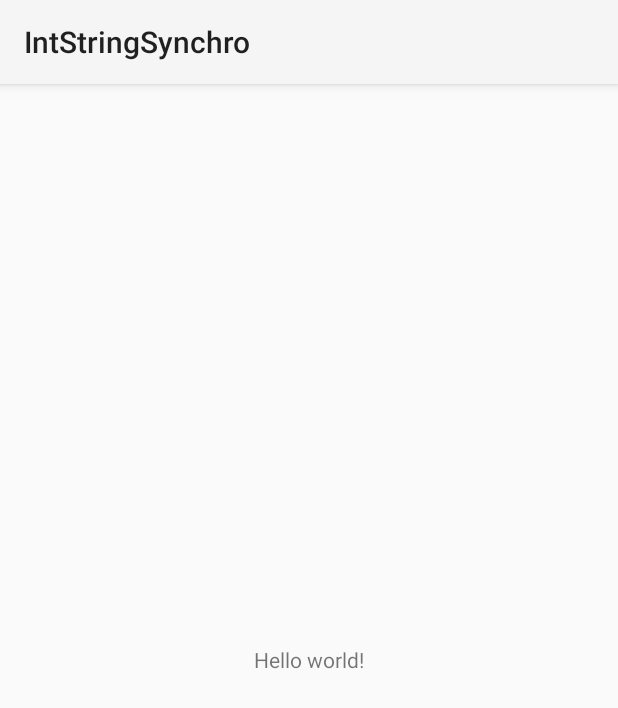
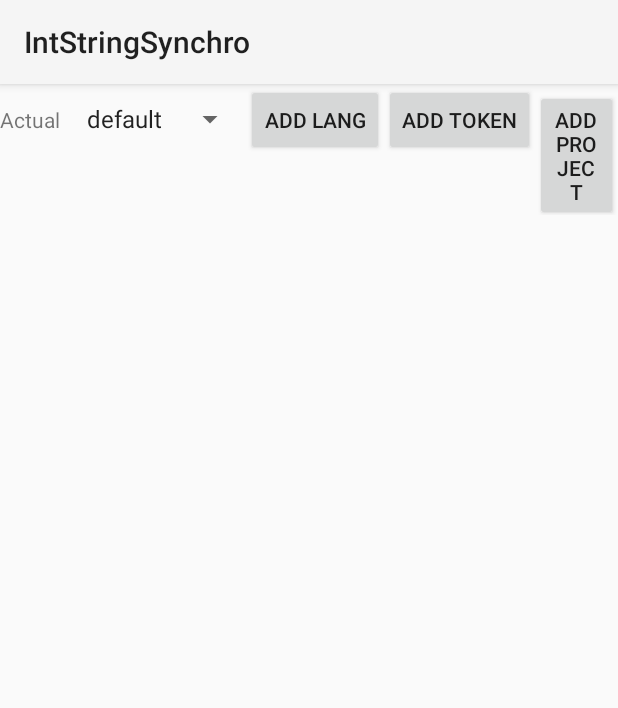
Before and after one commit to nohkumado/intstringsynchro, an Android app: the screen it shows after launch (MainActivity), on a phone screen of 412 x 824 dp. Shown: the top 708 px of the screen. Run offline under Robolectric (Android 15) with nearby library versions, the phone set to English and light mode, and no system bars.

Commit message:
starting the history....

```diff
--- /dev/null
+++ b/app/src/main/java/com/nohkumado/intstringsynchro/LangSpinnerItemSelected.java
@@ -0,0 +1,23 @@
+package com.nohkumado.intstringsynchro;
+
+import android.view.*;
+import android.widget.*;
+import android.widget.AdapterView.*;
+
+public class LangSpinnerItemSelected implements OnItemSelectedListener
+{
+
+  public void onItemSelected(AdapterView<?> parent, View view, int pos, long id)
+  {
+    Toast.makeText(parent.getContext(),
+                   "OnItemSelectedListener : " + parent.getItemAtPosition(pos).toString(),
+                   Toast.LENGTH_SHORT).show();
+  }
+
+  @Override
+  public void onNothingSelected(AdapterView<?> arg0)
+  {
+    // TODO Auto-generated method stub
+  }
+
+}
--- a/app/src/main/java/com/nohkumado/intstringsynchro/MainActivity.java
+++ b/app/src/main/java/com/nohkumado/intstringsynchro/MainActivity.java
@@ -2,13 +2,75 @@ package com.nohkumado.intstringsynchro;
 
 import android.app.*;
 import android.os.*;
+import android.view.*;
+import android.view.View.*;
+import android.widget.*;
+import java.util.*;
 
-public class MainActivity extends Activity
+public class MainActivity extends Activity implements OnClickListener, DialogFragAddLang.AddLangDialogListener
 {
-    @Override
-    protected void onCreate(Bundle savedInstanceState)
+
+  Spinner langSpin;
+  Button addLang;
+  private String m_Text = "";
+  ArrayList<String> langList;
+
+  @Override
+  protected void onCreate(Bundle savedInstanceState)
+  {
+    super.onCreate(savedInstanceState);
+    setContentView(R.layout.main);
+    langSpin = (Spinner) findViewById(R.id.lang_selector);
+    langList = new ArrayList<String>();
+    langList.add("default");
+    langList.add("de");
+    langList.add("fr");
+    ArrayAdapter<String> dataAdapter = new ArrayAdapter<String>(this,
+                                                                android.R.layout.simple_spinner_item, langList);
+    dataAdapter.setDropDownViewResource(android.R.layout.simple_spinner_dropdown_item);
+    langSpin.setAdapter(dataAdapter);
+    langSpin.setOnItemSelectedListener(new LangSpinnerItemSelected());
+
+    addLang = (Button) findViewById(R.id.addLangBut);
+    addLang.setOnClickListener(this);
+  }//protected void onCreate(Bundle savedInstanceState)
+
+  public String getLang()
+  {
+    if (langSpin != null) return String.valueOf(langSpin.getSelectedItem());
+    return("default");
+  }//public String getLang()
+
+
+  @Override
+  public void onClick(View p1)
+  {
+    if (p1 == addLang)
     {
-        super.onCreate(savedInstanceState);
-        setContentView(R.layout.main);
+      showEditDialog();
     }
+  }//public void onClick(View p1)
+
+  private void showEditDialog()
+  {
+    FragmentManager fm = getFragmentManager();
+    DialogFragAddLang editNameDialog = new DialogFragAddLang();
+    editNameDialog.show(fm, "fragment_add_lang");
+  }
+
+  @Override
+  public void onFinishAddLangDialog(String inputText)
+  {
+    if (inputText == null || inputText.length() <= 0) return;
+    String sanitized = inputText;
+    if (inputText.length() > 2) sanitized = inputText.substring(0, 2);
+    sanitized = sanitized.toLowerCase();
+
+    if (!langList.contains(sanitized))
+    {
+      langList.add(sanitized);
+      Toast.makeText(this, "Added lang, " + sanitized, Toast.LENGTH_SHORT).show();
+    }
+  }
+
 }
--- /dev/null
+++ b/app/src/main/res/drawable/border.xml
@@ -0,0 +1,5 @@
+<?xml version="1.0" encoding="utf-8"?>
+<shape xmlns:android="http://schemas.android.com/apk/res/android" android:shape="rectangle" >
+    <solid android:color="#00ffffff" />
+    <stroke android:width="1dip" android:color="#004fa5d5"/>
+</shape>
--- a/app/src/main/res/layout/main.xml
+++ b/app/src/main/res/layout/main.xml
@@ -1,11 +1,59 @@
-<LinearLayout xmlns:android="http://schemas.android.com/apk/res/android"
-    android:layout_width="match_parent"
-    android:layout_height="match_parent"
-    android:gravity="center">
+<?xml version="1.0" encoding="utf-8"?>
+<LinearLayout
+	xmlns:android="http://schemas.android.com/apk/res/android"
+	android:layout_height="match_parent"
+	android:layout_width="match_parent"
+	android:orientation="vertical"
+	android:id="@+id/mainLayout">
 
-    <TextView
-        android:text="@string/hello_world"
-        android:layout_width="wrap_content"
-        android:layout_height="wrap_content" />
+	<LinearLayout
+		android:layout_height="wrap_content"
+		android:layout_width="wrap_content"
+		android:orientation="horizontal"
+		android:id="@+id/titleLine"
+		android:background="@drawable/border">
+
+		<TextView
+			android:layout_height="wrap_content"
+			android:layout_width="wrap_content"
+			android:text="@string/actual_language"
+			android:paddingRight="10dp"/>
+
+		<Spinner
+			android:layout_height="wrap_content"
+			android:layout_width="wrap_content"
+			android:id="@+id/lang_selector"/>
+
+		<Button
+			android:layout_height="wrap_content"
+			android:layout_width="wrap_content"
+			android:text="@string/add_lang"
+			android:id="@+id/addLangBut"/>
+
+		<Button
+			android:layout_height="wrap_content"
+			android:layout_width="wrap_content"
+			android:text="@string/add_tok"
+			android:id="@+id/addTokBut"/>
+
+		<Button
+			android:layout_height="wrap_content"
+			android:layout_width="wrap_content"
+			android:text="@string/add_project"
+			android:id="@+id/addProjBut"/>
+
+	</LinearLayout>
+
+	<ScrollView
+		android:layout_height="wrap_content"
+		android:layout_width="wrap_content"
+		android:background="@drawable/border">
+
+		<ListView
+			android:layout_height="wrap_content"
+			android:layout_width="wrap_content"
+			android:id="@+id/stringListView"/>
+
+	</ScrollView>
 
 </LinearLayout>
--- a/app/src/main/res/values/strings.xml
+++ b/app/src/main/res/values/strings.xml
@@ -2,6 +2,8 @@
 <resources>
 
     <string name="app_name">IntStringSynchro</string>
-    <string name="hello_world">Hello world!</string>
-
+    <string name="actual_language">Actual</string>
+    <string name="add_lang">Add Lang</string>
+    <string name="add_tok">Add Token</string>
+    <string name="add_project">Add Project</string>
 </resources>
```
Also changed, not shown: app/src/main/java/com/nohkumado/intstringsynchro/DialogFragAddLang.java (added, +57 -0 lines), app/src/main/res/layout/frag_add_lang.xml (added, +15 -0 lines), app/src/main/res/layout/str_listview_line.xml (added, +23 -0 lines), 1 other file.
